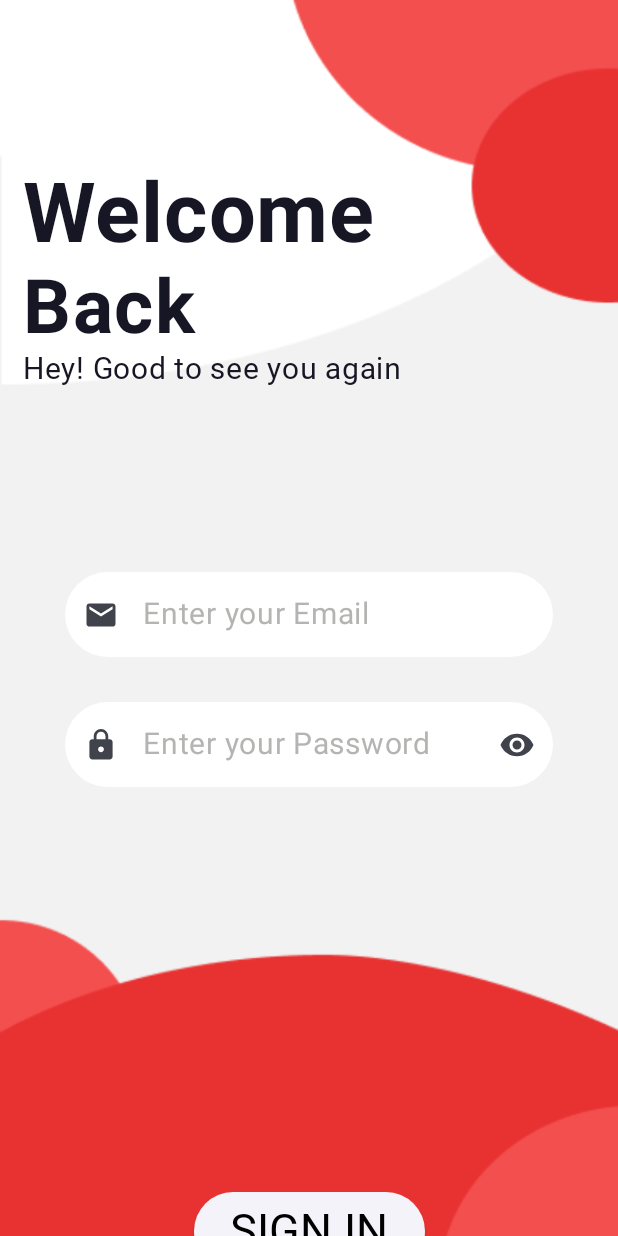
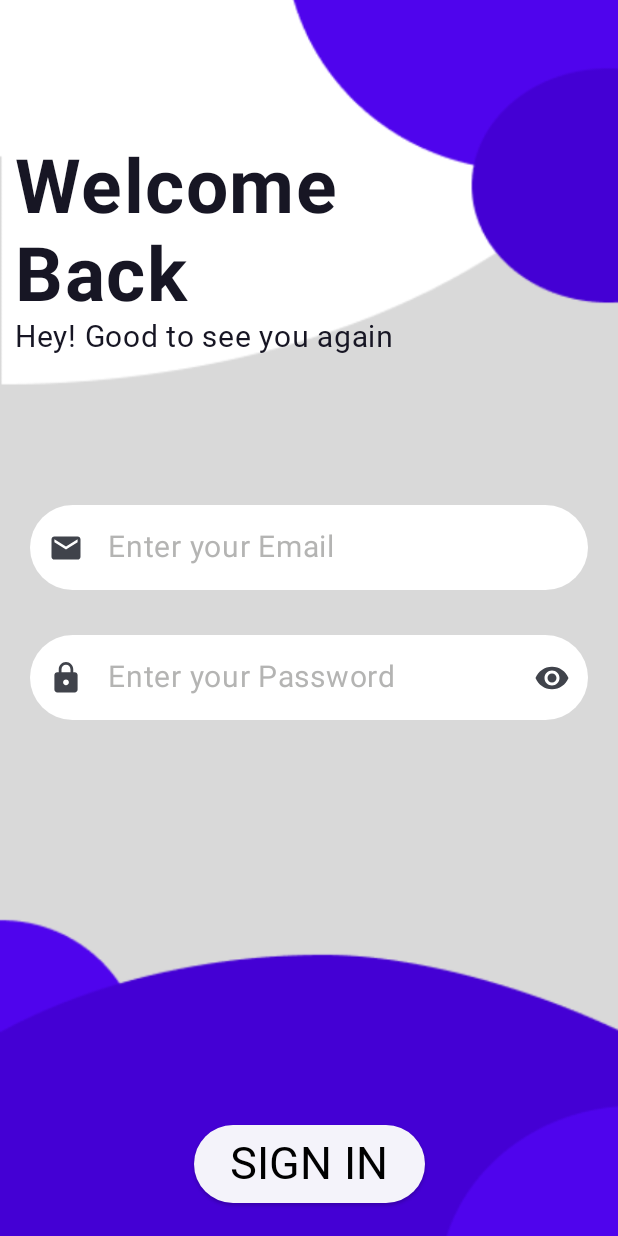
Before and after one commit to jiveshfirke/Intelli-Chat, an Android app built with Jetpack Compose: the LoginScreen screen opened through its navigation route, on a phone screen of 412 x 824 dp. Run offline under Robolectric (Android 15) with nearby library versions, the phone set to English and light mode, and no system bars; our stand-ins replace Dagger/Hilt's generated code, Firebase (no records; nobody signed in at launch, a user with empty details on screens opened directly); libraries missing offline, so code that uses them is left out: com.google.mlkit.nl; pictures from the network do not load; Roboto replaces fonts that are not available here.

Commit message:
finally colour changed

```diff
--- a/app/src/main/java/com/dedsec/intellichat/screens/home_screen.kt
+++ b/app/src/main/java/com/dedsec/intellichat/screens/home_screen.kt
@@ -29,9 +29,11 @@ import androidx.compose.material.icons.Icons
 import androidx.compose.material.icons.filled.Add
 import androidx.compose.material.icons.filled.MoreVert
 import androidx.compose.material3.AlertDialog
+import androidx.compose.material3.ButtonDefaults
 import androidx.compose.material3.Card
 import androidx.compose.material3.DropdownMenu
 import androidx.compose.material3.DropdownMenuItem
+import androidx.compose.material3.HorizontalDivider
 import androidx.compose.material3.Icon
 import androidx.compose.material3.OutlinedButton
 import androidx.compose.material3.OutlinedCard
@@ -86,7 +88,7 @@ fun HomeScreen(
     Box(
         modifier = Modifier
             .fillMaxSize()
-            .background(Color.White)
+            .background(Color.Transparent)
             .safeDrawingPadding()
             .padding(top = 15.dp)
     ) {
@@ -94,6 +96,7 @@ fun HomeScreen(
             modifier = Modifier
                 .fillMaxSize()
         ) {
+
             Header(vm.userData.value?.name)
 
             Card(
@@ -103,7 +106,7 @@ fun HomeScreen(
             ) {
                 LazyRow(
                     modifier = Modifier
-                        .background(RedNormal2)
+                        .background(RedNormal)
                         .fillMaxWidth()
                 ) {
                     item {
@@ -115,7 +118,6 @@ fun HomeScreen(
                             }
                         }
                         AddStoryLayout(onClick = { launcher.launch("image/*") })
-                        Spacer(modifier = Modifier.width(10.dp))
                     }
                     val statusList = vm.statusList.value
                     val userData = vm.userData.value
@@ -155,7 +157,7 @@ fun HomeScreen(
             Box(
                 modifier = Modifier
                     .padding(top = 0.dp)
-                    .background(RedNormal2)
+                    .background(RedNormal)
                     .fillMaxSize()
                     .clip(
                         RoundedCornerShape(
@@ -163,7 +165,7 @@ fun HomeScreen(
                             topEnd = 60.dp
                         )
                     )
-                    .background(Color.White),
+                    .background(RedLight),
                 contentAlignment = Alignment.TopCenter
             ) {
                 Column(
@@ -360,14 +362,18 @@ fun AddChatRow(
         horizontalAlignment = Alignment.CenterHorizontally,
         modifier = Modifier
             .height(70.dp)
-            .padding(top = 10.dp)
+            .padding(top = 12.dp)
     ) {
 
         OutlinedButton(
             onClick = { showDialog.value = true },
             modifier = Modifier,
-            border = BorderStroke(width = 1.5.dp, color = RedDark),
-            shape = RoundedCornerShape(30.dp)
+            border = BorderStroke(width = 2.dp, color = RedDark),
+            shape = RoundedCornerShape(30.dp),
+            colors = ButtonDefaults.buttonColors(
+                containerColor = Color.White,
+                contentColor = Color.Black
+            )
         ) {
             Text(
                 text = "Add Chat",
@@ -393,25 +399,24 @@ fun AddChatRow(
             }
         )
     }
+    HorizontalDivider(
+        thickness = 0.8.dp,
+        color = Color.LightGray,
+        modifier = Modifier
+            .fillMaxWidth(1f)
+            .padding(start = 30.dp, end = 30.dp, bottom = 10.dp, top = 10.dp)
+    )
 }
 
 @Composable
 fun UserRow(chatuser: ChatUser, onClick: () -> Unit) {
-    OutlinedCard(
-//        horizontalAlignment = Alignment.CenterHorizontally,
-        modifier = Modifier
-            .padding(horizontal = 25.dp, vertical = 5.dp)
-            .clickable { onClick() }
-            .background(Color.White),
-        shape = RoundedCornerShape(60),
-        border = BorderStroke(width = 2.dp, color = RedDark)
-    ) {
         Row(
-            Modifier
+            modifier = Modifier
                 .height(70.dp)
-                .padding(horizontal = 10.dp, vertical = 10.dp)
+                .padding(start = 24.dp)
                 .fillMaxWidth()
-                .background(Color.White),
+                .background(Color.Transparent)
+                .clickable { onClick() },
             horizontalArrangement = Arrangement.Start,
             verticalAlignment = Alignment.CenterVertically
         ) {
@@ -420,7 +425,7 @@ fun UserRow(chatuser: ChatUser, onClick: () -> Unit) {
                     painter = painterResource(id = R.drawable.ic_user),
                     contentDescription = "Person Profile",
                     modifier = Modifier
-                        .size(50.dp)
+                        .size(45.dp)
                         .clip(CircleShape),
                     contentScale = ContentScale.Crop
                 )
@@ -429,31 +434,33 @@ fun UserRow(chatuser: ChatUser, onClick: () -> Unit) {
                     painter = rememberAsyncImagePainter(model = chatuser.imageUrl),
                     contentDescription = "Person Profile",
                     modifier = Modifier
-                        .size(50.dp)
+                        .size(45.dp)
                         .clip(CircleShape),
                     contentScale = ContentScale.Crop
                 )
             }
             Spacer(
-                modifier = Modifier.width(12.dp)
+                modifier = Modifier.width(10.dp)
             )
             Text(
                 chatuser.name ?: "",
                 style = TextStyle(
-                    fontSize = 22.sp,
+                    fontSize = 18.sp,
                     color = Color.Black,
-                    fontWeight = FontWeight.W700,
-                    fontFamily = FontFamily(Font(R.font.nunito_regular)),
+                    fontWeight = FontWeight.W800,
+                    fontFamily = FontFamily(Font(R.font.montserrat_bold)),
                     letterSpacing = 0.6.sp
                 )
             )
         }
-//        HorizontalDivider(
-//            thickness = 0.8.dp,
-//            color = Color.LightGray,
-//            modifier = Modifier.fillMaxWidth(0.84f)
-//        )
-    }
+        HorizontalDivider(
+            thickness = 0.8.dp,
+            color = Color.LightGray,
+            modifier = Modifier
+                .fillMaxWidth(1f)
+                .padding(start = 30.dp, end = 30.dp, top = 10.dp)
+        )
+
 }
 
 @Composable
@@ -489,18 +496,8 @@ fun Header(name: String?) {
 fun AddStoryLayout(onClick: () -> Unit) {
     Column(
         verticalArrangement = Arrangement.Center,
-        modifier = Modifier
-            .padding(start = 32.dp, top = 16.dp, bottom = 16.dp)
+        modifier = Modifier.padding(start = 16.dp, top = 30.dp, bottom = 16.dp)
     ) {
-        Text(
-            text = "View Status",
-            style = TextStyle(
-                color = Color.White,
-                fontSize = 16.sp
-            ),
-            modifier = Modifier
-        )
-        Spacer(modifier = Modifier.height(8.dp))
         Box(
             modifier = Modifier
 //                .border(width = 3.dp, color = Color.Black, shape = CircleShape)
@@ -516,18 +513,19 @@ fun AddStoryLayout(onClick: () -> Unit) {
                 contentDescription = "Add",
                 tint = Color.Black,
                 modifier = Modifier
-                    .size(40.dp)
+                    .size(45.dp)
             )
         }
-        Spacer(modifier = Modifier.height(8.dp))
+
+        Spacer(modifier = Modifier.height(12.dp))
+
         Text(
-            "Your Status",
+            text = "Add Status",
             style = TextStyle(
                 color = Color.White,
-                fontSize = 16.sp
+                fontSize = 14.sp
             ),
             modifier = Modifier
-                .align(Alignment.CenterHorizontally)
         )
     }
 }
@@ -537,7 +535,7 @@ fun UserStoryLayout(name: String?, imageUrl: String?, onClick: () -> Unit) {
     Column(
         verticalArrangement = Arrangement.Center,
         modifier = Modifier
-            .padding(start = 16.dp, top = 41.dp, bottom = 16.dp)
+            .padding(start = 16.dp, top = 30.dp, bottom = 16.dp)
     ) {
         Box(
             modifier = Modifier
@@ -568,12 +566,12 @@ fun UserStoryLayout(name: String?, imageUrl: String?, onClick: () -> Unit) {
                 )
             }
         }
-        Spacer(modifier = Modifier.height(10.dp))
+        Spacer(modifier = Modifier.height(12.dp))
         Text(
             name ?: "",
             style = TextStyle(
                 color = Color.White,
-                fontSize = 16.sp
+                fontSize = 14.sp
             ),
             modifier = Modifier
                 .align(Alignment.CenterHorizontally)
--- a/app/src/main/java/com/dedsec/intellichat/screens/login_screen.kt
+++ b/app/src/main/java/com/dedsec/intellichat/screens/login_screen.kt
@@ -107,12 +107,12 @@ fun LoginScreen(
                 .verticalScroll(scrollState),
         ) {
 
-            Spacer(Modifier.height(10.dp))
+            Spacer(Modifier.height(5.dp))
             LoginText()
 
             Column (
                 modifier = Modifier
-                    .padding(43.dp)
+                    .padding(20.dp)
                     .padding(top = 80.dp),
                 horizontalAlignment = Alignment.CenterHorizontally
             ){
@@ -134,7 +134,6 @@ fun LoginScreen(
                             fontSize = 20.sp
                         )
                     },
-                    maxLines = 1,
                     leadingIcon = {
                         Icon(
                             painter = painterResource(id = R.drawable.ic_email_foreground),
@@ -285,15 +284,15 @@ fun LoginScreen(
 
 @Composable
 private fun LoginText() {
-    Column {
+    Column(
+        Modifier.padding(start = 10.dp, top = 90.dp)
+    ) {
         Text(
             text = "Welcome",
-            fontSize = 55.sp,
+            fontSize = 50.sp,
             color = Color(0xFF171624),
             fontWeight = FontWeight.Bold,
             letterSpacing = 1.sp,
-            modifier = Modifier
-                .padding(top = 100.dp, start = 15.dp)
         )
         Text(
             text = "Back",
@@ -301,8 +300,6 @@ private fun LoginText() {
             color = Color(0xFF171624),
             fontWeight = FontWeight.Bold,
             letterSpacing = 1.sp,
-            modifier = Modifier
-                .padding(top = 0.dp, start = 15.dp)
         )
         Text(
             text = "Hey! Good to see you again",
@@ -310,8 +307,6 @@ private fun LoginText() {
             color = Color(0xFF171624),
             fontWeight = FontWeight.Normal,
             fontFamily = loginFont,
-            modifier = Modifier
-                .padding(top = 0.dp, start = 15.dp)
         )
     }
 }
--- a/app/src/main/java/com/dedsec/intellichat/screens/sign_up.kt
+++ b/app/src/main/java/com/dedsec/intellichat/screens/sign_up.kt
@@ -123,7 +123,7 @@ fun SignUpScreen(
                 .padding(bottom = imeHeight)
                 .verticalScroll(scrollState),
         ) {
-            Spacer(Modifier.height(20.dp))
+            Spacer(Modifier.height(10.dp))
             SignUpText()
 
             Column (
--- a/app/src/main/java/com/dedsec/intellichat/screens/start_screen.kt
+++ b/app/src/main/java/com/dedsec/intellichat/screens/start_screen.kt
@@ -41,6 +41,7 @@ import com.dedsec.intellichat.R
 import com.dedsec.intellichat.components.CheckSignedIn
 import com.dedsec.intellichat.components.viewModel
 import com.dedsec.intellichat.navigation.Login
+import com.dedsec.intellichat.ui.theme.RedNormal
 import com.dedsec.intellichat.ui.theme.RedNormal2
 import com.dedsec.intellichat.ui.theme.appNameFont
 import com.dedsec.intellichat.ui.theme.loginFont
@@ -81,7 +82,7 @@ fun StartScreen(
                     .padding(top = 200.dp)
             )
 
-            Spacer(modifier = Modifier.paddingFromBaseline(top = 325.dp))
+            Spacer(modifier = Modifier.padding(top = 270.dp))
 
             Text(
                 text = "It's easy to chat intelligently",
@@ -119,7 +120,7 @@ fun StartScreen(
                     )
                 }
 
-                Spacer(modifier = Modifier.width(20.dp))
+                Spacer(modifier = Modifier.width(10.dp))
 
                 Text(
                     "Secure, private messaging",
@@ -144,7 +145,7 @@ fun StartScreen(
                 .size(70.dp),
             colors = ButtonDefaults.buttonColors(
                 contentColor = Color.White,
-                containerColor = RedNormal2,
+                containerColor = RedNormal,
             ),
             elevation = ButtonDefaults.elevatedButtonElevation(10.dp)
         ) {
--- a/app/src/main/java/com/dedsec/intellichat/ui/theme/Color.kt
+++ b/app/src/main/java/com/dedsec/intellichat/ui/theme/Color.kt
@@ -10,10 +10,10 @@ val Purple40 = Color(0xFF6650a4)
 val PurpleGrey40 = Color(0xFF625b71)
 val Pink40 = Color(0xFF7D5260)
 
-val RedDark = Color(0xFFE83232)
+val RedDark = Color(0xFF4400D4)
 val RedDark2 = Color(0xFFF11E1E)
-val RedNormal = Color(0xFFF34F4F)
+val RedNormal = Color(0xFF4F04EE)
 val RedNormal2 = Color(0xFFFF4545)
-val RedLight = Color(0xFFFF7373)
+val RedLight = Color(0xFFDCE1FF)
 
 val chatBackgroundColor = Color(0xFF5D0E41)
```
Also changed, not shown: app/src/main/java/com/dedsec/intellichat/screens/chat_screen.kt (+19 -13 lines), app/src/main/res/drawable/login_screen_background.png, app/src/main/res/drawable/login_screen_background_dark.png (added), app/src/main/res/drawable/profile_screen_bg.png, app/src/main/res/drawable/welcome_page_two.png.
